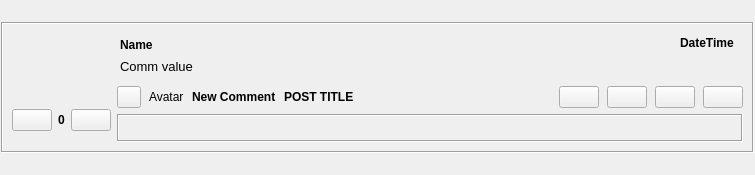
Before: the Qt Designer form retroshare-gui/src/gui/feeds/BoardsCommentsItem.ui in RetroShare/RetroShare, drawn with Qt 5.
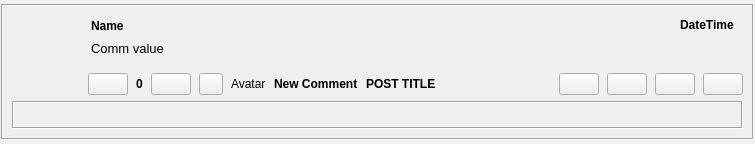
After: the same form once the commit is applied. Custom widgets are drawn as their Qt base class.

Commit message: Attempt to fix some layout issues on comments feeds

What changed in the file:
```diff
--- a/retroshare-gui/src/gui/feeds/BoardsCommentsItem.ui
+++ b/retroshare-gui/src/gui/feeds/BoardsCommentsItem.ui
@@ -7,7 +7,7 @@
     <x>0</x>
     <y>0</y>
     <width>755</width>
-    <height>175</height>
+    <height>144</height>
    </rect>
   </property>
   <layout class="QGridLayout" name="gridLayout_3">
@@ -49,6 +49,43 @@
         <property name="spacing">
          <number>8</number>
         </property>
+        <item>
+         <layout class="QHBoxLayout" name="horizontalLayout">
+          <item>
+           <widget class="QPushButton" name="voteUpButton">
+            <property name="toolTip">
+             <string>I like this</string>
+            </property>
+            <property name="text">
+             <string/>
+            </property>
+           </widget>
+          </item>
+          <item>
+           <widget class="QLabel" name="scoreLabel">
+            <property name="font">
+             <font>
+              <weight>75</weight>
+              <bold>true</bold>
+             </font>
+            </property>
+            <property name="text">
+             <string>0</string>
+            </property>
+           </widget>
+          </item>
+          <item>
+           <widget class="QPushButton" name="voteDownButton">
+            <property name="toolTip">
+             <string>I dislike this</string>
+            </property>
+            <property name="text">
+             <string/>
+            </property>
+           </widget>
+          </item>
+         </layout>
+        </item>
         <item>
          <widget class="QPushButton" name="readButton">
           <property name="maximumSize">
@@ -201,7 +238,55 @@
         </item>
        </layout>
       </item>
-      <item row="3" column="1">
+      <item row="0" column="0" rowspan="3">
+       <layout class="QVBoxLayout" name="verticalLayout">
+        <item>
+         <widget class="QLabel" name="avatarLabel">
+          <property name="sizePolicy">
+           <sizepolicy hsizetype="Preferred" vsizetype="Maximum">
+            <horstretch>0</horstretch>
+            <verstretch>0</verstretch>
+           </sizepolicy>
+          </property>
+          <property name="minimumSize">
+           <size>
+            <width>70</width>
+            <height>70</height>
+           </size>
+          </property>
+          <property name="maximumSize">
+           <size>
+            <width>70</width>
+            <height>70</height>
+           </size>
+          </property>
+          <property name="text">
+           <string/>
+          </property>
+          <property name="scaledContents">
+           <bool>true</bool>
+          </property>
+          <property name="alignment">
+           <set>Qt::AlignCenter</set>
+          </property>
+         </widget>
+        </item>
+        <item>
+         <spacer name="verticalSpacer">
+          <property name="orientation">
+           <enum>Qt::Vertical</enum>
+          </property>
+          <property name="sizeHint" stdset="0">
+           <size>
+            <width>20</width>
+            <height>10</height>
+           </size>
+          </property>
+         </spacer>
+        </item>
+       </layout>
+      </item>
+      <item row="3" column="0" colspan="2">
        <widget class="QFrame" name="expandFrame">
         <layout class="QVBoxLayout" name="expandFrameVLayout">
          <property name="leftMargin">
@@ -268,92 +353,7 @@
         </layout>
        </widget>
       </item>
-      <item row="0" column="0" rowspan="4">
-       <layout class="QVBoxLayout" name="verticalLayout">
-        <item>
-         <widget class="QLabel" name="avatarLabel">
-          <property name="sizePolicy">
-           <sizepolicy hsizetype="Preferred" vsizetype="Maximum">
-            <horstretch>0</horstretch>
-            <verstretch>0</verstretch>
-           </sizepolicy>
-          </property>
-          <property name="minimumSize">
-           <size>
-            <width>70</width>
-            <height>70</height>
-           </size>
-          </property>
-          <property name="maximumSize">
-           <size>
-            <width>70</width>
-            <height>70</height>
-           </size>
-          </property>
-          <property name="text">
-           <string/>
-          </property>
-          <property name="scaledContents">
-           <bool>true</bool>
-          </property>
-          <property name="alignment">
-           <set>Qt::AlignCenter</set>
-          </property>
-         </widget>
-        </item>
-        <item>
-         <layout class="QHBoxLayout" name="horizontalLayout">
-          <item>
-           <widget class="QPushButton" name="voteUpButton">
-            <property name="toolTip">
-             <string>I like this</string>
-            </property>
-            <property name="text">
-             <string/>
-            </property>
-           </widget>
-          </item>
-          <item>
-           <widget class="QLabel" name="scoreLabel">
-            <property name="font">
-             <font>
-              <weight>75</weight>
-              <bold>true</bold>
-             </font>
-            </property>
-            <property name="text">
-             <string>0</string>
-            </property>
-           </widget>
-          </item>
-          <item>
-           <widget class="QPushButton" name="voteDownButton">
-            <property name="toolTip">
-             <string>I dislike this</string>
-            </property>
-            <property name="text">
-             <string/>
-            </property>
-           </widget>
-          </item>
-         </layout>
-        </item>
-        <item>
-         <spacer name="verticalSpacer">
-          <property name="orientation">
-           <enum>Qt::Vertical</enum>
-          </property>
-          <property name="sizeHint" stdset="0">
-           <size>
-            <width>58</width>
-            <height>10</height>
-           </size>
-          </property>
-         </spacer>
-        </item>
-       </layout>
-      </item>
-      <item row="0" column="1">
+      <item row="0" column="1" rowspan="2">
        <widget class="QFrame" name="commentFrame">
         <property name="sizePolicy">
          <sizepolicy hsizetype="Expanding" vsizetype="Preferred">
@@ -412,7 +412,7 @@
          <item row="0" column="0" colspan="2">
           <widget class="GxsIdLabel" name="nameLabel">
            <property name="sizePolicy">
-            <sizepolicy hsizetype="Preferred" vsizetype="Preferred">
+            <sizepolicy hsizetype="Preferred" vsizetype="Fixed">
              <horstretch>0</horstretch>
              <verstretch>0</verstretch>
             </sizepolicy>
```
The commit also changes 3 other files.
